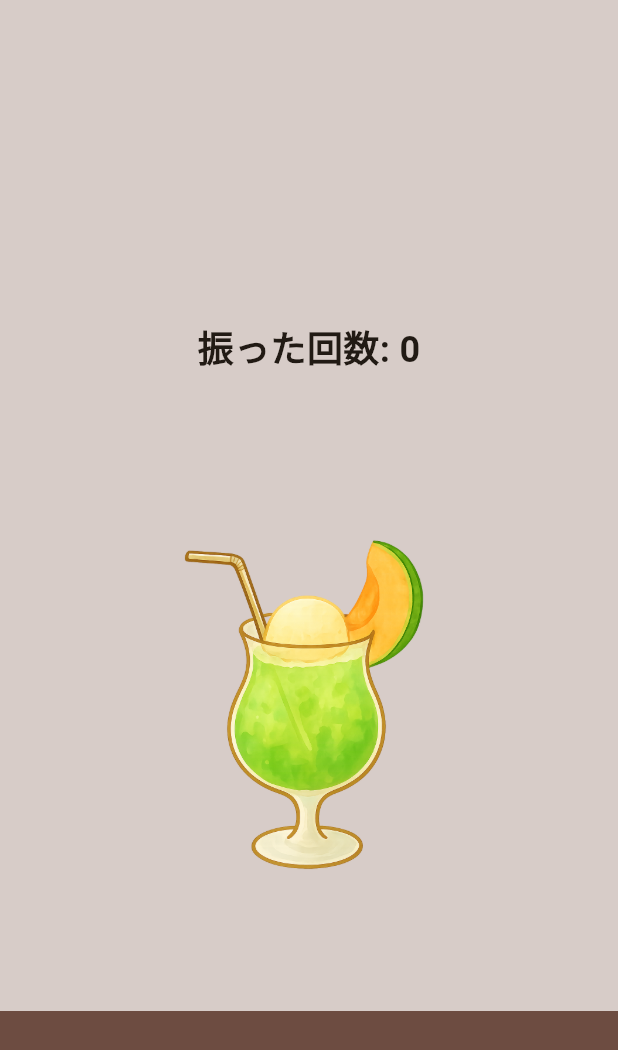
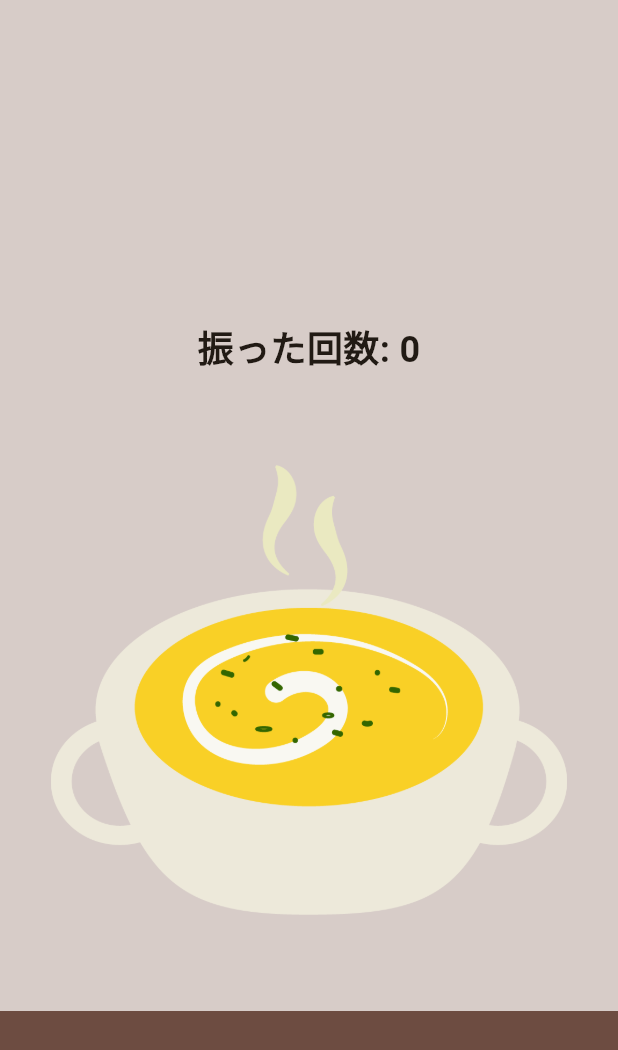
Before and after one commit to mercy34mercy/watnow_hackathon_2025_team1, a Flutter app: the screen it shows after launch, after a tap on "料理", on a phone screen of 412 x 824 dp. Shown: the top 1050 px of the screen. Run offline on Flutter 3.47's test engine with Material 3 defaults, Android fonts, the phone set to English and light mode, and no system bars; our stand-ins replace sensors_plus.

Commit message:
pumpkinsoupの画像を追加し、画面を作りました

```diff
--- a/lib/main.dart
+++ b/lib/main.dart
@@ -8,6 +8,7 @@ import 'screens/result_melon.dart';
 import 'screens/result_pumpkin.dart';
 import 'screens/carrotcake_screen.dart';
 import 'screens/melonjuice_screen.dart';
+import 'screens/pumpkinsoup_screen.dart';
 
 void main() {
   runApp(const MyApp());
@@ -34,8 +35,8 @@ class MyApp extends StatelessWidget {
         '/result/pumpkin':(context) => const ResultPumpkin(),
         '/game/pumpkin': (context) => const GamePumpkinScreen(),
         '/cook/carrotcake':(context) => const CookCarrotScreen(),
-        '/cook/melonjuice' :(context) => const CookMelonScreen()
-
+        '/cook/melonjuice' :(context) => const CookMelonScreen(),
+        '/cook/pumpkinsoup' :(context) => const CookPumpkinScreen()
       },
     );
   }
--- a/lib/screens/home_screen.dart
+++ b/lib/screens/home_screen.dart
@@ -85,7 +85,7 @@ class _HomeScreenState extends State<HomeScreen> {
                   ),
                   ElevatedButton(
                     onPressed: (){
-                      Navigator.pushNamed(context, '/cook/melonjuice');
+                      Navigator.pushNamed(context, '/cook/pumpkinsoup');
                     },
                     style: ElevatedButton.styleFrom(
                       backgroundColor: Colors.green,
--- /dev/null
+++ b/lib/screens/pumpkinsoup_screen.dart
@@ -0,0 +1,138 @@
+import 'package:flutter/material.dart';
+import 'package:sensors_plus/sensors_plus.dart';
+import 'dart:async';
+import 'dart:math';
+
+class CookPumpkinScreen extends StatefulWidget {
+  const CookPumpkinScreen({super.key});
+
+  @override
+  State<CookPumpkinScreen> createState() => _CookPumpkinScreenState();
+}
+
+class _CookPumpkinScreenState extends State<CookPumpkinScreen> with SingleTickerProviderStateMixin {
+  late AnimationController _animationController;
+  late Animation<double> _shakeAnimation;
+  StreamSubscription<AccelerometerEvent>? _accelerometerSubscription;
+
+  int _shakeCount = 0;
+  bool _isShaking = false;
+  bool _canHarvest = false;
+  double _carrotPosition = 0;
+
+  @override
+  void initState() {
+    super.initState();
+
+    _animationController = AnimationController(
+      duration: const Duration(milliseconds: 100),
+      vsync: this,
+    );
+
+    _shakeAnimation = Tween<double>(
+      begin: 0,
+      end: 10,
+    ).animate(CurvedAnimation(
+      parent: _animationController,
+      curve: Curves.elasticIn,
+    ));
+
+    _startAccelerometer();
+  }
+
+  void _startAccelerometer() {
+    _accelerometerSubscription = accelerometerEventStream().listen((event) {
+      double magnitude =  event.y.abs();
+      if (magnitude > 15 && !_isShaking) {
+        _isShaking = true;
+        _animationController.forward().then((_) {
+          _animationController.reverse();
+        });
+
+        setState(() {
+          _shakeCount++;
+          _carrotPosition = min(_shakeCount * 2.0, 20.0);
+
+          if (_shakeCount >= 8) {
+            _canHarvest = true;
+          }
+        });
+
+        Future.delayed(const Duration(milliseconds: 300), () {
+          _isShaking = false;
+        });
+      }
+
+      if (_canHarvest && magnitude > 25) {
+        _accelerometerSubscription?.cancel();
+        if (mounted) {
+          Navigator.pushReplacementNamed(context, '/result');
+        }
+      }
+    });
+  }
+
+  @override
+  void dispose() {
+    _accelerometerSubscription?.cancel();
+    _animationController.dispose();
+    super.dispose();
+  }
+
+  @override
+  Widget build(BuildContext context) {
+    return Scaffold(
+      backgroundColor: Colors.brown[100],
+      body: Stack(
+        children: [
+          Positioned(
+            bottom: 0,
+            left: 0,
+            right: 0,
+            height: 150,
+            child: Container(
+              color: Colors.brown[600],
+            ),
+          ),
+          Center(
+            child: Column(
+              mainAxisAlignment: MainAxisAlignment.center,
+              children: [
+                Text(
+                  '振った回数: $_shakeCount',
+                  style: const TextStyle(fontSize: 24, fontWeight: FontWeight.bold),
+                ),
+                const SizedBox(height: 20),
+                if (_canHarvest)
+                  const Text(
+                    '思いっきり振り上げて収穫！',
+                    style: TextStyle(
+                      fontSize: 20,
+                      color: Colors.red,
+                      fontWeight: FontWeight.bold,
+                    ),
+                  ),
+                const SizedBox(height: 40),
+                AnimatedBuilder(
+                  animation: _shakeAnimation,
+                  builder: (context, child) {
+                    return Transform.translate(
+                      offset: Offset(_shakeAnimation.value * sin(_animationController.value * pi * 2), 0),
+                      child: Transform.translate(
+                        offset: Offset(0, -_carrotPosition),
+                        child: Image.asset(
+                          'assets/pumpkinsoup.png',
+                          height: 300,
+                        ),
+                      ),
+                    );
+                  },
+                ),
+              ],
+            ),
+          ),
+        ],
+      ),
+    );
+  }
+}
--- a/pubspec.yaml
+++ b/pubspec.yaml
@@ -66,7 +66,7 @@ flutter:
     - assets/carrotcake.png
     - assets/rabbit.png
     - assets/melonjuice.png
-
+    - assets/pumpkinsoup.png
   # An image asset can refer to one or more resolution-specific "variants", see
   # https://flutter.dev/to/resolution-aware-images
 
```
Also changed, not shown: assets/pumpkinsoup.png (added).
